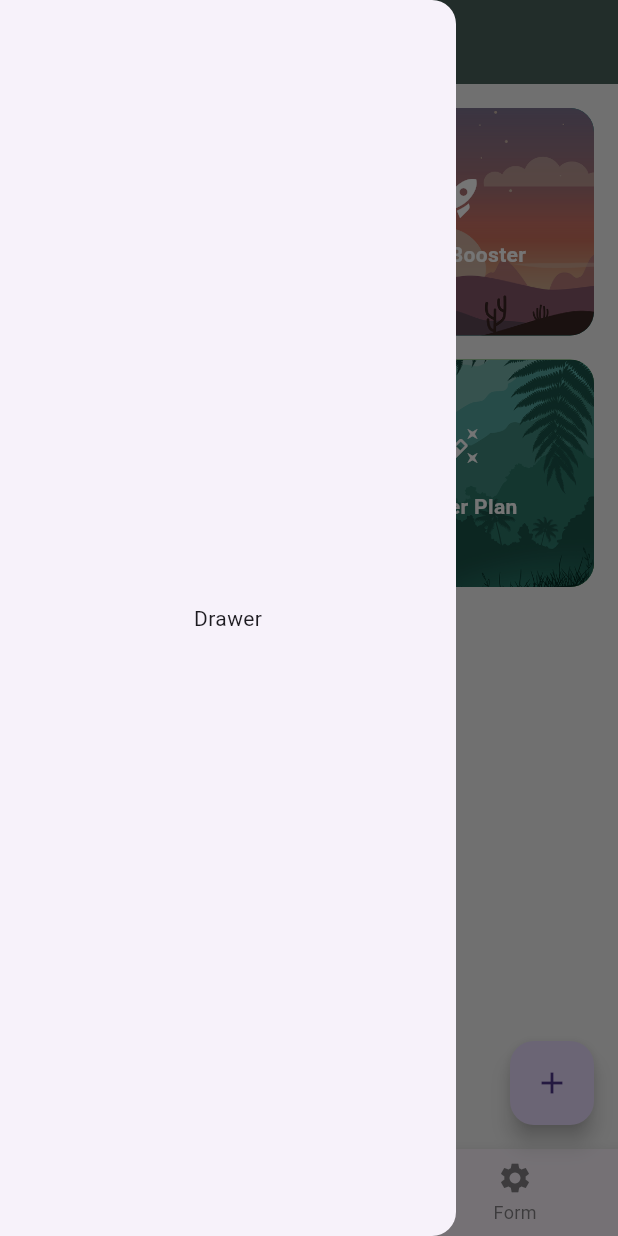
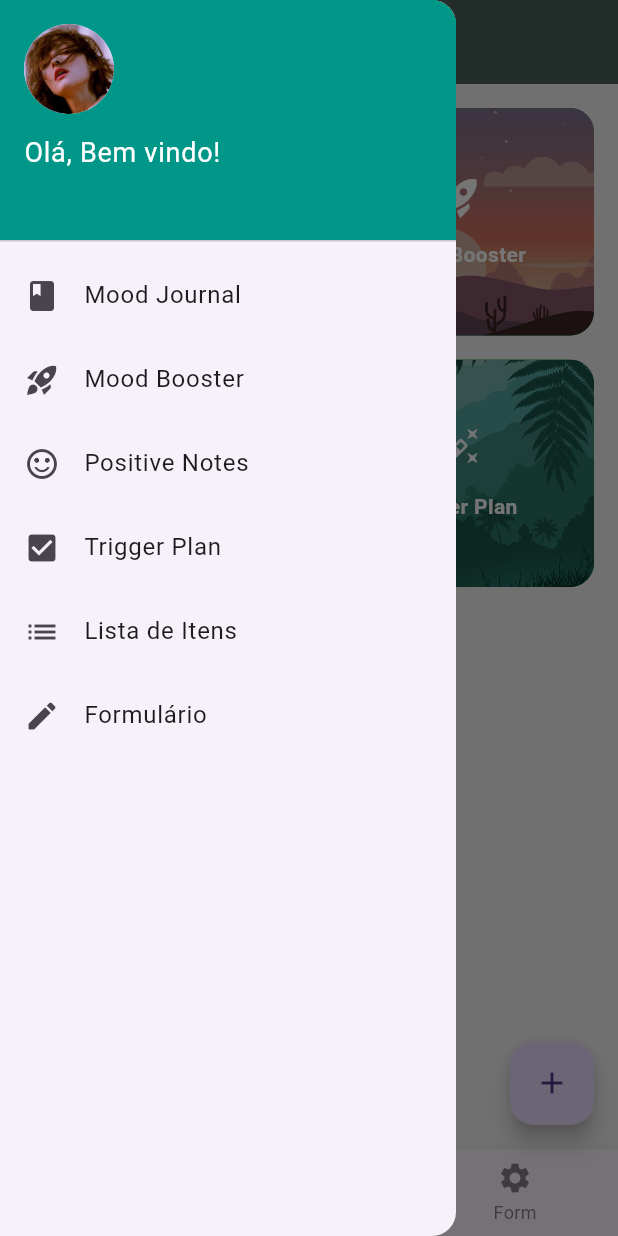
Before and after one commit to J0N4SrR/BRADEMO-PROJETO-BIMESTRAL, a Flutter app: the ShellScreen screen opened by its route, with the side drawer open, on a phone screen of 412 x 824 dp. Run offline on Flutter 3.47's test engine with Material 3 defaults, Android fonts, the phone set to English and light mode, and no system bars; our stand-ins replace flutter_svg; Roboto replaces fonts that are missing (Alegreya).

Commit message:
add drawer

```diff
--- a/lib/screens/shell_screen.dart
+++ b/lib/screens/shell_screen.dart
@@ -12,7 +12,68 @@ class ShellScreen extends StatelessWidget {
 
     return Scaffold(
       appBar: AppBar(title: const Text('Tools')),
-      drawer: const Drawer(child: Center(child: Text('Drawer'))),
+      drawer: Drawer(
+  child: ListView(
+    padding: EdgeInsets.zero,
+    children: [
+      DrawerHeader(
+        decoration: const BoxDecoration(
+          color: Colors.teal,
+        ),
+        child: Column(
+          crossAxisAlignment: CrossAxisAlignment.start,
+          children: const [
+            CircleAvatar(
+              radius: 30,
+              backgroundImage: AssetImage('assets/images/user.png'),
+            ),
+            SizedBox(height: 12),
+            Text('Olá, Bem vindo!', style: TextStyle(color: Colors.white, fontSize: 18)),
+          ],
+        ),
+      ),
+      ListTile(
+        leading: const Icon(Icons.book),
+        title: const Text('Mood Journal'),
+        onTap: () {
+          Navigator.pushNamed(context, Routes.moodJournal);
+        },
+      ),
+      ListTile(
+        leading: const Icon(Icons.rocket_launch),
+        title: const Text('Mood Booster'),
+        onTap: () {
+          Navigator.pushNamed(context, Routes.moodBooster);
+        },
+      ),
+      ListTile(
+        leading: const Icon(Icons.sentiment_satisfied_alt),
+        title: const Text('Positive Notes'),
+        onTap: () {
+          Navigator.pushNamed(context, Routes.positiveNotes);
+        },
+      ),
+      ListTile(
+        leading: const Icon(Icons.check_box),
+        title: const Text('Trigger Plan'),
+        onTap: () {
+          Navigator.pushNamed(context, Routes.triggerPlan);
+        },
+      ),
+       ListTile(
+        leading: const Icon(Icons.list),
+        title: const Text('Lista de Itens'),
+        onTap: () => Navigator.pushNamed(context, Routes.list),
+      ),
+      ListTile(
+        leading: const Icon(Icons.edit),
+        title: const Text('Formulário'),
+        onTap: () => Navigator.pushNamed(context, Routes.form),
+      ),
+    ],
+  ),
+),
+
       bottomNavigationBar: BottomNavigationBar(
         currentIndex: 0,
         onTap: (index) {
--- a/pubspec.yaml
+++ b/pubspec.yaml
@@ -61,6 +61,7 @@ flutter:
     - assets/images/mountaineers.png
     - assets/images/lovely_deserts.png
     - assets/images/the_hill_sides.png
+    - assets/images/user.png
 
 
 fonts:
```
Also changed, not shown: assets/images/user.png (added).
